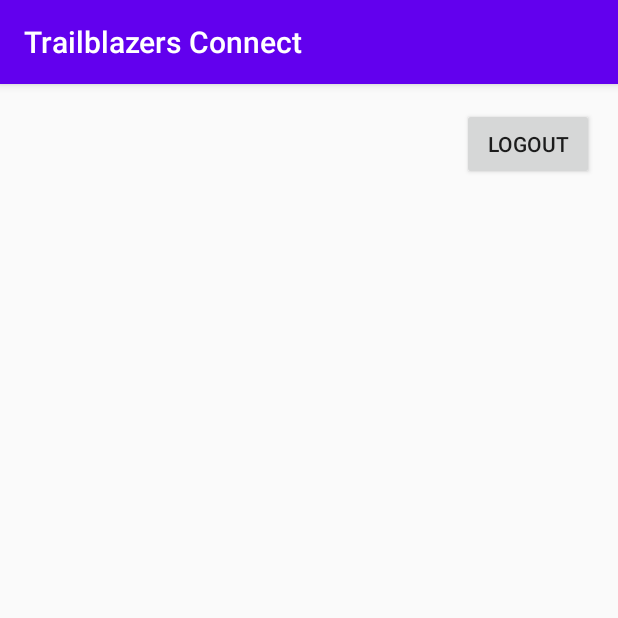
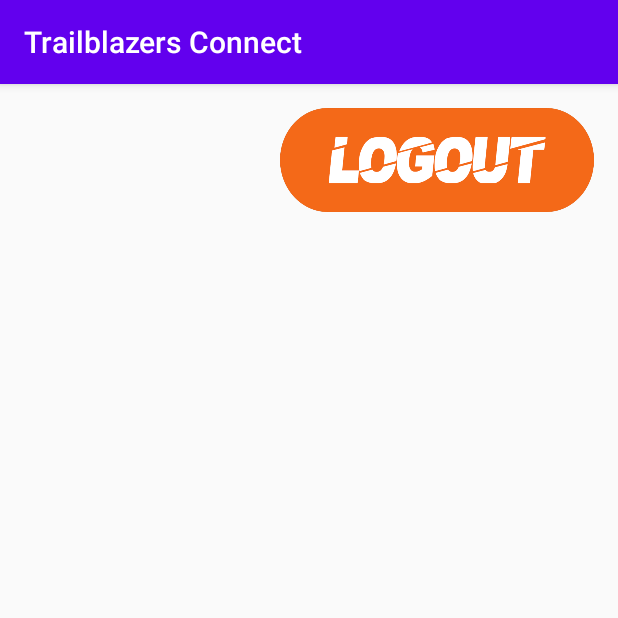
Before and after one commit to JW2586/Trailblazers-Connect, an Android app: the screen it shows after launch (MainActivity), on a phone screen of 412 x 824 dp, the top half of it. Run offline under Robolectric (Android 15) with nearby library versions, the phone set to English and light mode, and no system bars; our stand-ins replace Firebase (no records; nobody signed in at launch, a user with empty details on screens opened directly).

Commit message:
New Logout button added

```diff
--- a/app/src/main/res/layout/activity_login.xml
+++ b/app/src/main/res/layout/activity_login.xml
@@ -68,6 +68,7 @@
         android:ems="10"
         android:hint="Password"
         android:inputType="textPassword"
+        android:textColor="@color/TrailBlazersOrange"
         app:layout_constraintEnd_toEndOf="parent"
         app:layout_constraintStart_toStartOf="parent"
         app:layout_constraintTop_toBottomOf="@+id/TextEmailAddress" />
@@ -84,6 +85,7 @@
         android:ems="10"
         android:hint="Email"
         android:inputType="textEmailAddress"
+        android:textColor="@color/TrailBlazersOrange"
         app:layout_constraintEnd_toEndOf="parent"
         app:layout_constraintStart_toStartOf="parent"
         app:layout_constraintTop_toBottomOf="@+id/loginText" />
--- a/app/src/main/res/layout/activity_main.xml
+++ b/app/src/main/res/layout/activity_main.xml
@@ -7,14 +7,13 @@
     tools:context=".MainActivity">
 
     <Button
-        android:id="@+id/button"
-        android:layout_width="wrap_content"
-        android:layout_height="wrap_content"
+        android:id="@+id/logoutButton"
+        android:layout_width="209dp"
+        android:layout_height="69dp"
         android:layout_marginTop="16dp"
         android:layout_marginEnd="16dp"
         android:layout_marginRight="16dp"
-        android:text="Logout"
+        android:background="@drawable/logout_button"
         app:layout_constraintEnd_toEndOf="parent"
-        app:layout_constraintTop_toTopOf="parent"
-        android:onClick="logout"/>
+        app:layout_constraintTop_toTopOf="parent" />
 </androidx.constraintlayout.widget.ConstraintLayout>
--- a/app/src/main/res/layout/activity_register.xml
+++ b/app/src/main/res/layout/activity_register.xml
@@ -32,7 +32,7 @@
         android:ems="10"
         android:hint="Full Name"
         android:inputType="textPersonName"
-        android:textColor="#FF5722"
+        android:textColor="@color/TrailBlazersOrange"
         app:layout_constraintEnd_toEndOf="parent"
         app:layout_constraintHorizontal_bias="0.494"
         app:layout_constraintStart_toStartOf="parent"
@@ -51,6 +51,7 @@
         android:ems="10"
         android:hint="Email"
         android:inputType="textEmailAddress"
+        android:textColor="@color/TrailBlazersOrange"
         app:layout_constraintBottom_toTopOf="@+id/TextPassword"
         app:layout_constraintEnd_toEndOf="parent"
         app:layout_constraintStart_toStartOf="parent"
@@ -68,6 +69,7 @@
         android:ems="10"
         android:hint="Password"
         android:inputType="textPassword"
+        android:textColor="@color/TrailBlazersOrange"
         app:layout_constraintEnd_toEndOf="parent"
         app:layout_constraintStart_toStartOf="parent"
         app:layout_constraintTop_toBottomOf="@+id/TextEmailAddress" />
```
Also changed, not shown: app/src/main/java/uk/co/fremingtontrailblazers/trailblazersconnect/MainActivity.java (+21 -5 lines), app/src/main/res/drawable/logout_button.png (added), app/src/main/res/drawable/logout_button_pressed.png (added).
